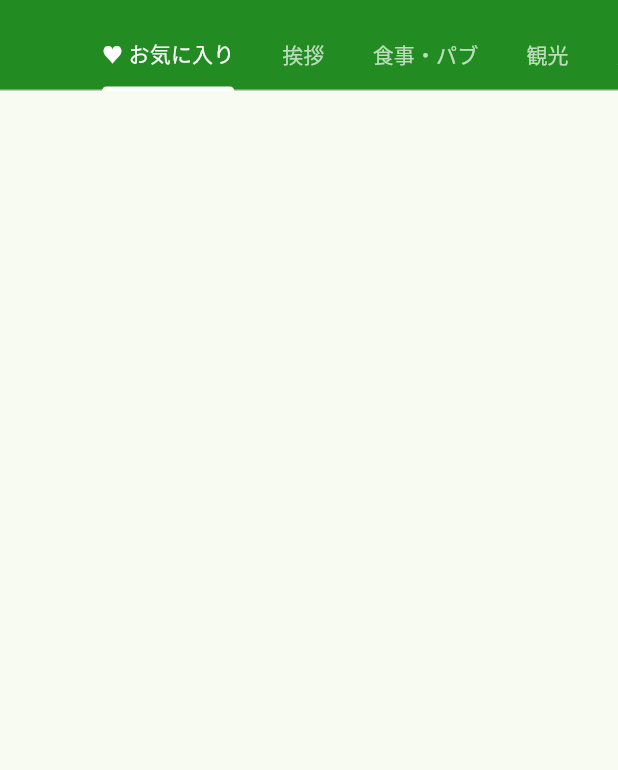
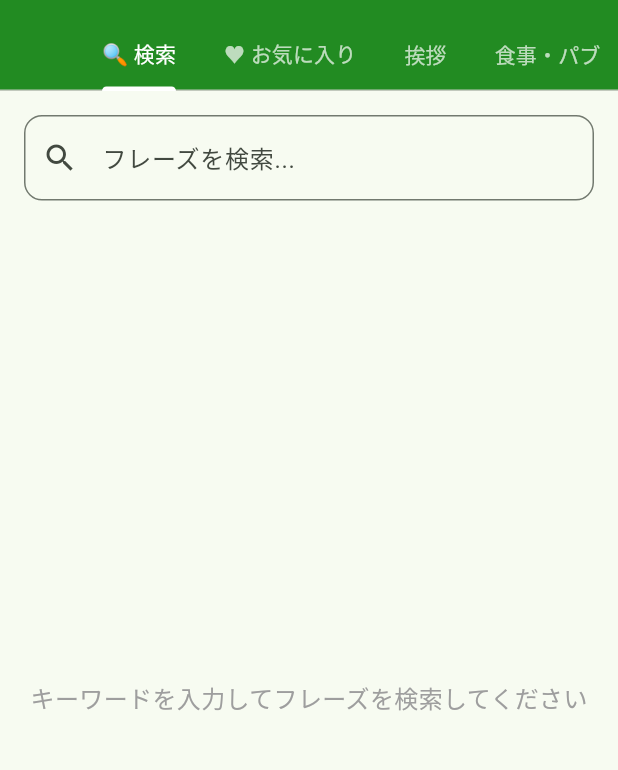
Before and after one commit to ippo000/my_travel_phrases, a Flutter app: the screen it shows after launch, on a phone screen of 412 x 824 dp, the part 65-835 px from its top. Run offline on Flutter 3.47's test engine with Material 3 defaults, Android fonts, the light colour scheme and no system bars; our stand-ins replace flutter_tts.

Commit message:
フレーズ検索

```diff
--- a/lib/main.dart
+++ b/lib/main.dart
@@ -35,6 +35,7 @@ class _TravelPhrasesPageState extends State<TravelPhrasesPage> {
   late FlutterTts flutterTts;
   bool isOfflineReady = false;
   Set<String> favorites = {};
+  String searchQuery = '';
 
   @override
   void initState() {
@@ -102,6 +103,22 @@ class _TravelPhrasesPageState extends State<TravelPhrasesPage> {
       }
     }
     return favoritePhrases;
+  }
+
+  List<Map<String, String>> _getSearchResults() {
+    if (searchQuery.isEmpty) return [];
+
+    List<Map<String, String>> results = [];
+    for (var category in categorizedPhrases.values) {
+      for (var phrase in category) {
+        if (phrase['japanese']!.contains(searchQuery) ||
+            phrase['english']!.toLowerCase().contains(searchQuery.toLowerCase()) ||
+            phrase['pronunciation']!.contains(searchQuery)) {
+          results.add(phrase);
+        }
+      }
+    }
+    return results;
   }
 
   final Map<String, List<Map<String, String>>> categorizedPhrases = {
@@ -209,7 +226,7 @@ class _TravelPhrasesPageState extends State<TravelPhrasesPage> {
 
   @override
   Widget build(BuildContext context) {
-    final allTabs = ['♥ お気に入り', ...categorizedPhrases.keys];
+    final allTabs = ['🔍 検索', '♥ お気に入り', ...categorizedPhrases.keys];
 
     return DefaultTabController(
       length: allTabs.length,
@@ -228,13 +245,58 @@ class _TravelPhrasesPageState extends State<TravelPhrasesPage> {
         ),
         body: TabBarView(
           children: [
+            // 検索タブ
+            Column(
+              children: [
+                Padding(
+                  padding: const EdgeInsets.all(16.0),
+                  child: TextField(
+                    onChanged: (value) {
+                      setState(() {
+                        searchQuery = value;
+                      });
+                    },
+                    decoration: InputDecoration(
+                      hintText: 'フレーズを検索...',
+                      prefixIcon: const Icon(Icons.search),
+                      border: OutlineInputBorder(
+                        borderRadius: BorderRadius.circular(12),
+                        borderSide: BorderSide(color: Colors.green[300]!),
+                      ),
+                      focusedBorder: OutlineInputBorder(
+                        borderRadius: BorderRadius.circular(12),
+                        borderSide: BorderSide(color: Colors.green[700]!, width: 2),
+                      ),
+                    ),
+                  ),
+                ),
+                Expanded(
+                  child: searchQuery.isEmpty
+                      ? const Center(
+                          child: Text(
+                            'キーワードを入力してフレーズを検索してください',
+                            style: TextStyle(color: Colors.grey, fontSize: 16),
+                          ),
+                        )
+                      : _getSearchResults().isEmpty
+                          ? const Center(
+                              child: Text(
+                                '検索結果がありません',
+                                style: TextStyle(color: Colors.grey, fontSize: 16),
+                              ),
+                            )
+                          : ListView.builder(
+                              itemCount: _getSearchResults().length,
+                              itemBuilder: (context, index) {
+                                return _buildPhraseCard(_getSearchResults()[index]);
+                              },
+                            ),
+                ),
+              ],
+            ),
             // お気に入りタブ
-            ListView.builder(
-              itemCount: _getFavoritePhrases().length,
-              itemBuilder: (context, index) {
-                final favoritePhrases = _getFavoritePhrases();
-                if (favoritePhrases.isEmpty) {
-                  return const Center(
+            _getFavoritePhrases().isEmpty
+                ? const Center(
                     child: Padding(
                       padding: EdgeInsets.all(32.0),
                       child: Text(
@@ -243,11 +305,13 @@ class _TravelPhrasesPageState extends State<TravelPhrasesPage> {
                         style: TextStyle(color: Colors.grey, fontSize: 16),
                       ),
                     ),
-                  );
-                }
-                return _buildPhraseCard(favoritePhrases[index]);
-              },
-            ),
+                  )
+                : ListView.builder(
+                    itemCount: _getFavoritePhrases().length,
+                    itemBuilder: (context, index) {
+                      return _buildPhraseCard(_getFavoritePhrases()[index]);
+                    },
+                  ),
             // カテゴリタブ
             ...categorizedPhrases.values.map((phrases) {
               return ListView.builder(
```
